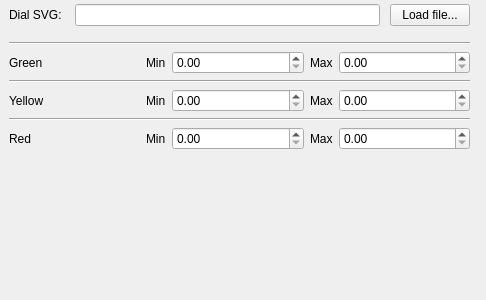
Before: the Qt Designer form ground/src/plugins/lineardial/lineardialgadgetoptionspage.ui in openpilot/OpenPilot, drawn with Qt 5.
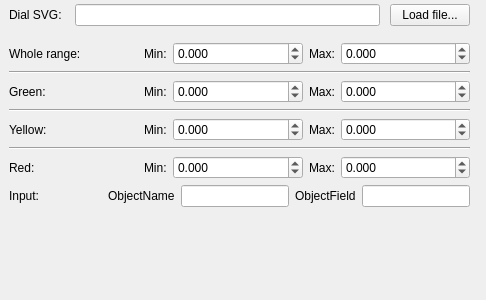
After: the same form once the commit is applied.

Commit message: Configuration now works, much better way to display the zones - explanations to come in the wiki concerning dial design. Remaining display bug of index, will fix later.

The edit to the form file:
```diff
--- a/ground/src/plugins/lineardial/lineardialgadgetoptionspage.ui
+++ b/ground/src/plugins/lineardial/lineardialgadgetoptionspage.ui
@@ -28,7 +28,7 @@
      <height>339</height>
     </rect>
    </property>
-   <layout class="QVBoxLayout" name="verticalLayout" stretch="0,0,0,0,0,0,0,0">
+   <layout class="QVBoxLayout" name="verticalLayout" stretch="0,0,0,0,0,0,0,0,0,0">
     <property name="sizeConstraint">
      <enum>QLayout::SetMinimumSize</enum>
     </property>
@@ -74,6 +74,75 @@
       </item>
      </layout>
     </item>
+    <item>
+     <layout class="QHBoxLayout" name="horizontalLayout_5">
+      <item>
+       <widget class="QLabel" name="label_8">
+        <property name="sizePolicy">
+         <sizepolicy hsizetype="MinimumExpanding" vsizetype="Preferred">
+          <horstretch>0</horstretch>
+          <verstretch>0</verstretch>
+         </sizepolicy>
+        </property>
+        <property name="text">
+         <string>Whole range:</string>
+        </property>
+       </widget>
+      </item>
+      <item>
+       <widget class="QLabel" name="label_9">
+        <property name="text">
+         <string>Min:</string>
+        </property>
+       </widget>
+      </item>
+      <item>
+       <widget class="QDoubleSpinBox" name="minValue">
+        <property name="sizePolicy">
+         <sizepolicy hsizetype="MinimumExpanding" vsizetype="Fixed">
+          <horstretch>0</horstretch>
+          <verstretch>0</verstretch>
+         </sizepolicy>
+        </property>
+        <property name="decimals">
+         <number>3</number>
+        </property>
+        <property name="minimum">
+         <double>-99999.000000000000000</double>
+        </property>
+        <property name="maximum">
+         <double>99999.990000000005239</double>
+        </property>
+       </widget>
+      </item>
+      <item>
+       <widget class="QLabel" name="label_13">
+        <property name="text">
+         <string>Max:</string>
+        </property>
+       </widget>
+      </item>
+      <item>
+       <widget class="QDoubleSpinBox" name="maxValue">
+        <property name="sizePolicy">
+         <sizepolicy hsizetype="MinimumExpanding" vsizetype="Fixed">
+          <horstretch>0</horstretch>
+          <verstretch>0</verstretch>
+         </sizepolicy>
+        </property>
+        <property name="decimals">
+         <number>3</number>
+        </property>
+        <property name="minimum">
+         <double>-99999.000000000000000</double>
+        </property>
+        <property name="maximum">
+         <double>99999.990000000005239</double>
+        </property>
+       </widget>
+      </item>
+     </layout>
+    </item>
     <item>
      <widget class="Line" name="line">
       <property name="orientation">
@@ -92,14 +161,14 @@
          </sizepolicy>
         </property>
         <property name="text">
-         <string>Green</string>
+         <string>Green:</string>
         </property>
        </widget>
       </item>
       <item>
        <widget class="QLabel" name="label_3">
         <property name="text">
-         <string>Min</string>
+         <string>Min:</string>
         </property>
        </widget>
       </item>
@@ -111,12 +180,21 @@
           <verstretch>0</verstretch>
          </sizepolicy>
         </property>
+        <property name="decimals">
+         <number>3</number>
+        </property>
+        <property name="minimum">
+         <double>-99999.000000000000000</double>
+        </property>
+        <property name="maximum">
+         <double>99999.990000000005239</double>
+        </property>
        </widget>
       </item>
       <item>
        <widget class="QLabel" name="label_10">
         <property name="text">
-         <string>Max</string>
+         <string>Max:</string>
         </property>
        </widget>
       </item>
@@ -128,6 +206,15 @@
           <verstretch>0</verstretch>
          </sizepolicy>
         </property>
+        <property name="decimals">
+         <number>3</number>
+        </property>
+        <property name="minimum">
+         <double>-99999.000000000000000</double>
+        </property>
+        <property name="maximum">
+         <double>99999.990000000005239</double>
+        </property>
        </widget>
       </item>
      </layout>
@@ -150,14 +237,14 @@
          </sizepolicy>
         </property>
         <property name="text">
-         <string>Yellow</string>
+         <string>Yellow:</string>
         </property>
        </widget>
       </item>
       <item>
        <widget class="QLabel" name="label_5">
         <property name="text">
-         <string>Min</string>
+         <string>Min:</string>
         </property>
        </widget>
       </item>
@@ -169,12 +256,21 @@
           <verstretch>0</verstretch>
          </sizepolicy>
         </property>
+        <property name="decimals">
+         <number>3</number>
+        </property>
+        <property name="minimum">
+         <double>-99999.000000000000000</double>
+        </property>
+        <property name="maximum">
+         <double>99999.990000000005239</double>
+        </property>
        </widget>
       </item>
       <item>
        <widget class="QLabel" name="label_11">
         <property name="text">
-         <string>Max</string>
+         <string>Max:</string>
         </property>
        </widget>
       </item>
@@ -186,6 +282,15 @@
           <verstretch>0</verstretch>
          </sizepolicy>
         </property>
+        <property name="decimals">
+         <number>3</number>
+        </property>
+        <property name="minimum">
+         <double>-99999.000000000000000</double>
+        </property>
+        <property name="maximum">
+         <double>99999.990000000005239</double>
+        </property>
        </widget>
       </item>
      </layout>
@@ -208,14 +313,14 @@
          </sizepolicy>
         </property>
         <property name="text">
-         <string>Red</string>
+         <string>Red:</string>
         </property>
        </widget>
       </item>
       <item>
        <widget class="QLabel" name="label_7">
         <property name="text">
-         <string>Min</string>
+         <string>Min:</string>
         </property>
        </widget>
       </item>
@@ -227,12 +332,21 @@
           <verstretch>0</verstretch>
          </sizepolicy>
         </property>
+        <property name="decimals">
+         <number>3</number>
+        </property>
+        <property name="minimum">
+         <double>-99999.000000000000000</double>
+        </property>
+        <property name="maximum">
+         <double>99999.990000000005239</double>
+        </property>
        </widget>
       </item>
       <item>
        <widget class="QLabel" name="label_12">
         <property name="text">
-         <string>Max</string>
+         <string>Max:</string>
         </property>
        </widget>
       </item>
@@ -244,10 +358,56 @@
           <verstretch>0</verstretch>
          </sizepolicy>
         </property>
+        <property name="decimals">
+         <number>3</number>
+        </property>
+        <property name="minimum">
+         <double>-99999.000000000000000</double>
+        </property>
+        <property name="maximum">
+         <double>99999.990000000005239</double>
+        </property>
        </widget>
       </item>
      </layout>
     </item>
+    <item>
+     <layout class="QHBoxLayout" name="horizontalLayout_7">
+      <item>
+       <widget class="QLabel" name="label_17">
+        <property name="sizePolicy">
+         <sizepolicy hsizetype="MinimumExpanding" vsizetype="Preferred">
+          <horstretch>0</horstretch>
+          <verstretch>0</verstretch>
+         </sizepolicy>
+        </property>
+        <property name="text">
+         <string>Input:</string>
+        </property>
+       </widget>
+      </item>
+      <item>
+       <widget class="QLabel" name="label_18">
+        <property name="text">
+         <string>ObjectName</string>
+        </property>
+       </widget>
+      </item>
+      <item>
+       <widget class="QLineEdit" name="lineEdit"/>
+      </item>
+      <item>
+       <widget class="QLabel" name="label_19">
+        <property name="text">
+         <string>ObjectField</string>
+        </property>
+       </widget>
+      </item>
+      <item>
+       <widget class="QLineEdit" name="lineEdit_2"/>
+      </item>
+     </layout>
+    </item>
     <item>
      <spacer name="verticalSpacer">
       <property name="orientation">
```
The commit also changes 4 other files.
